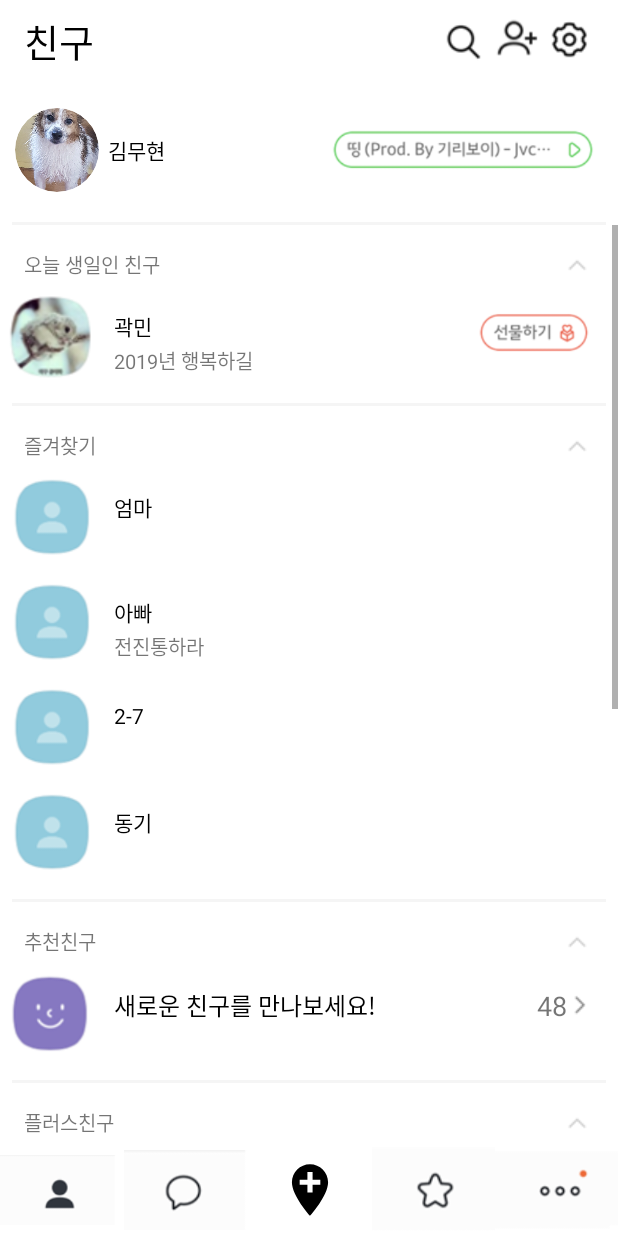
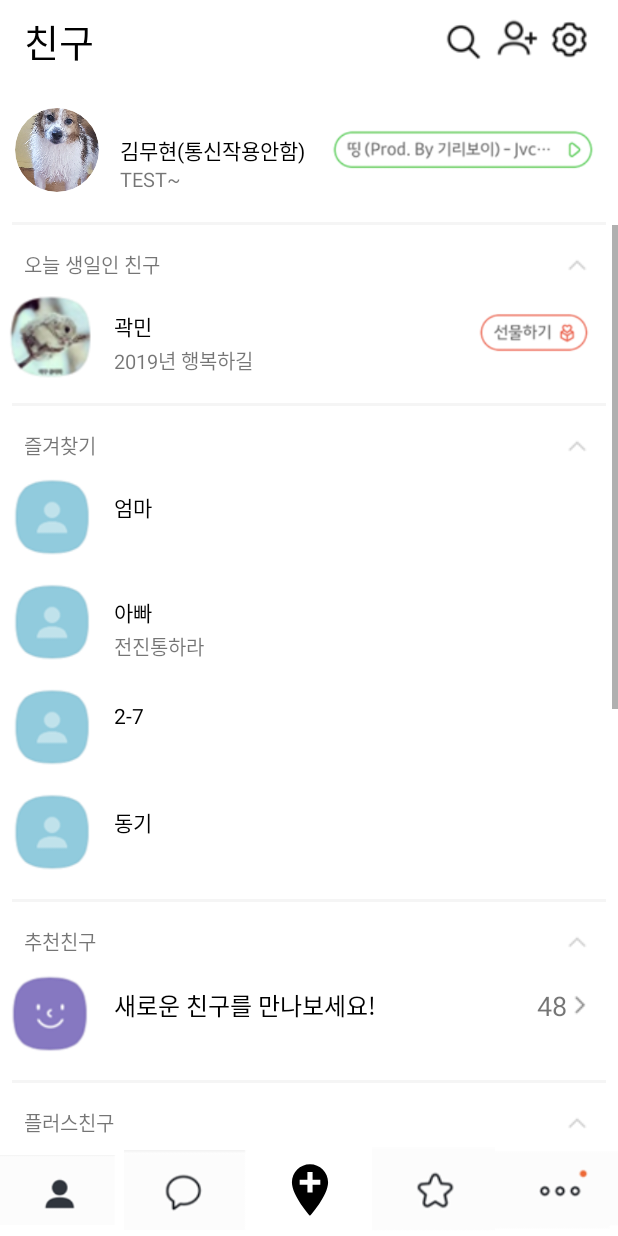
Before and after one commit to jung2929/kakaotalk_mock_android_mudol, an Android app: the FriendListFragment screen opened directly, with no data from a screen before it, on a phone screen of 412 x 824 dp. Run offline under Robolectric (Android 15) with nearby library versions, the phone set to English and light mode, and no system bars; our stand-ins replace CircleImageView; pictures from the network do not load; 2 statements that could not run were skipped.

```diff
--- a/app/src/main/res/layout/activity_friend_list_fragment.xml
+++ b/app/src/main/res/layout/activity_friend_list_fragment.xml
@@ -62,15 +62,26 @@
             app:civ_border_color="#ffffff"
             app:civ_border_width="2dp" />
         <TextView
-            android:layout_marginLeft="4dp"
+            android:layout_marginLeft="12dp"
             android:gravity="center_vertical"
             android:textColor="#000000"
             android:id="@+id/tv_friend_myname"
             android:layout_toRightOf="@+id/iv_friend_mypicture"
             android:layout_width="wrap_content"
             android:layout_height="100dp"
-            android:text="김무현"/>
+            android:text="김무현(통신작용안함)"/>
 
+        <TextView
+
+            android:gravity="center_vertical"
+            android:textSize="13dp"
+            android:layout_marginTop="60dp"
+            android:layout_marginLeft="12dp"
+            android:id="@+id/rv_tv_friend_friendcontents"
+            android:layout_toRightOf="@+id/iv_friend_mypicture"
+            android:layout_width="wrap_content"
+            android:layout_height="wrap_content"
+            android:text="TEST~"/>
       <ImageView
           android:layout_centerInParent="true"
           android:layout_alignParentRight="true"
```
Also changed, not shown: app/src/main/java/com/computer/inu/sqkakaotalk/Fragment/FriendListFragment.kt (+32 -1 lines).
